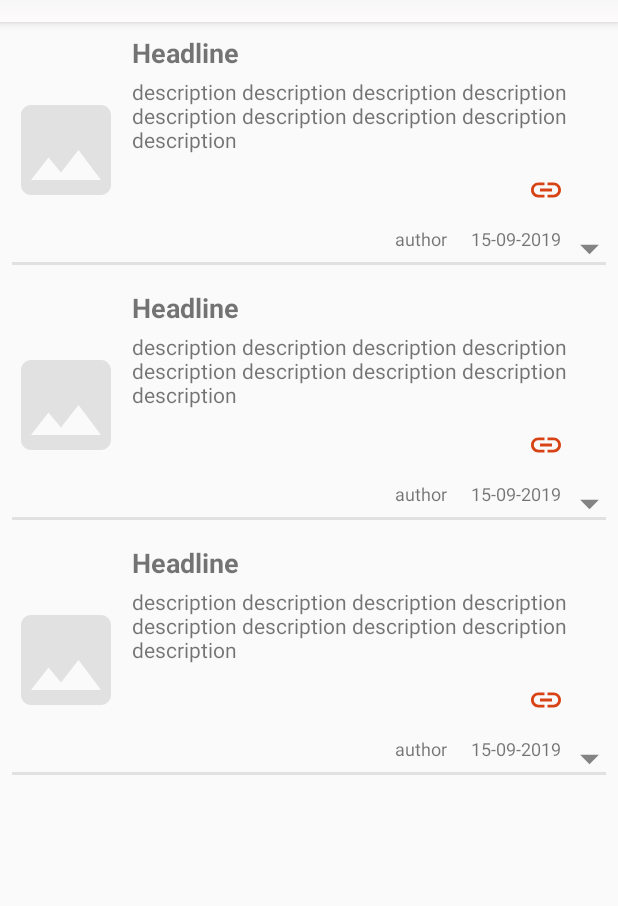
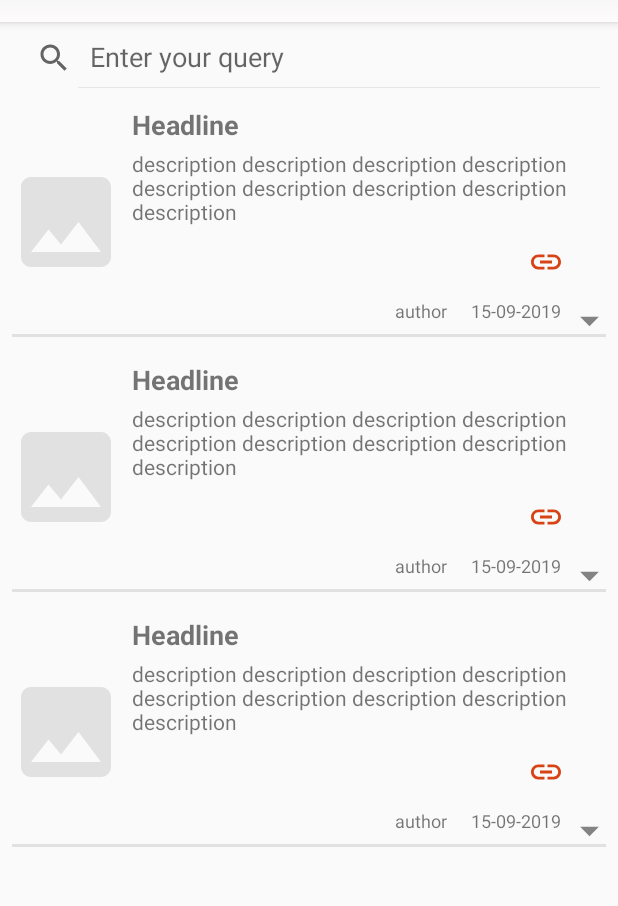
Before and after one commit to Falsokun/NewsMVVM, an Android app: the layout activity_main.xml on its own in the app's theme, with its tools: preview values and no code run, on a phone screen of 412 x 824 dp, the part 62-968 px from its top. Run offline under Robolectric (Android 15) with nearby library versions, the phone set to English and light mode, and no system bars; network calls fail.

Commit message:
v1.00.190616

```diff
--- a/app/src/main/java/com/falso/news/mvvm/Utils.java
+++ b/app/src/main/java/com/falso/news/mvvm/Utils.java
@@ -4,6 +4,12 @@ public class Utils {
 
     public static int DEFAULT_PAGE_SIZE = 10;
     public static int DEFAULT_PAGE = 1;
+
+    //idk is it necessary or not to do only one topic, but let it be
     public static String DEFAULT_TOPIC = "sports";
 
+    public static String getString(int stringResourceId) {
+        return App.getInstance().getApplicationContext().getString(stringResourceId);
+    }
+
 }
--- a/app/src/main/java/com/falso/news/mvvm/adapter/NewsAdapterDiffUtil.java
+++ b/app/src/main/java/com/falso/news/mvvm/adapter/NewsAdapterDiffUtil.java
@@ -12,7 +12,7 @@ public class NewsAdapterDiffUtil extends DiffUtil.Callback {
     private ArrayList<News> oldData;
     private ArrayList<News> newData;
 
-    public NewsAdapterDiffUtil(ArrayList<News> oldData, ArrayList<News> newData) {
+    NewsAdapterDiffUtil(ArrayList<News> oldData, ArrayList<News> newData) {
         this.oldData = oldData;
         this.newData = newData;
     }
--- a/app/src/main/java/com/falso/news/mvvm/repository/DataRepository.java
+++ b/app/src/main/java/com/falso/news/mvvm/repository/DataRepository.java
@@ -11,9 +11,11 @@ import io.reactivex.schedulers.Schedulers;
 
 public class DataRepository {
 
-    public static Disposable getNews(int page, Executor<ArrayList<News>> onDataReceived, Executor<Throwable> onError) {
+    public static Disposable getNews(int page, String query,
+                                     Executor<ArrayList<News>> onDataReceived,
+                                     Executor<Throwable> onError) {
         return App.getApi()
-                .newsList(Utils.DEFAULT_TOPIC, Utils.DEFAULT_PAGE_SIZE, page)
+                .newsList(query, Utils.DEFAULT_PAGE_SIZE, page)
                 .subscribeOn(Schedulers.newThread())
                 .subscribe(x -> {
                     if (onDataReceived != null) {
--- a/app/src/main/res/layout/activity_main.xml
+++ b/app/src/main/res/layout/activity_main.xml
@@ -14,13 +14,22 @@
             android:layout_width="match_parent"
             android:layout_height="match_parent">
 
+            <androidx.appcompat.widget.SearchView
+                android:id="@+id/search"
+                android:layout_width="match_parent"
+                android:layout_height="wrap_content"
+                android:padding="@dimen/padding_sm"
+                app:iconifiedByDefault="false"
+                app:layout_constraintTop_toBottomOf="@+id/appbar"
+                app:queryHint="@string/search_hint" />
+
             <androidx.recyclerview.widget.RecyclerView
                 android:id="@+id/news_list_rv"
                 android:layout_width="match_parent"
                 android:layout_height="0dp"
                 android:scrollbars="vertical"
                 app:layout_constraintBottom_toBottomOf="parent"
-                app:layout_constraintTop_toBottomOf="@+id/appbar"
+                app:layout_constraintTop_toBottomOf="@+id/search"
                 tools:listitem="@layout/item_news" />
 
             <com.google.android.material.appbar.AppBarLayout
--- a/app/src/main/res/layout/item_news.xml
+++ b/app/src/main/res/layout/item_news.xml
@@ -7,10 +7,21 @@
     <androidx.constraintlayout.widget.ConstraintLayout
         android:layout_width="match_parent"
         android:layout_height="wrap_content"
+        android:background="?attr/selectableItemBackground"
         android:clickable="true"
         android:focusable="true"
-        android:foreground="?attr/selectableItemBackground"
-        android:padding="4dp">
+        android:padding="@dimen/padding_sm">
+
+        <ImageButton
+            android:id="@+id/link"
+            style="@style/Widget.AppCompat.Button.Borderless"
+            android:layout_width="wrap_content"
+            android:layout_height="wrap_content"
+            android:tint="@color/colorAccent"
+            android:visibility="@{news.expanded ? View.VISIBLE : View.GONE}"
+            app:layout_constraintRight_toRightOf="parent"
+            app:layout_constraintTop_toBottomOf="@+id/description"
+            app:srcCompat="@drawable/ic_link" />
 
         <ImageView
             android:id="@+id/img"
@@ -21,31 +32,20 @@
             app:layout_constraintTop_toTopOf="parent"
             tools:src="@drawable/ic_image_loading" />
 
-        <ImageButton
-            android:id="@+id/link"
-            style="@style/Widget.AppCompat.Button.Borderless"
-            android:layout_width="wrap_content"
-            android:layout_height="wrap_content"
-            app:srcCompat="@drawable/ic_link"
-            android:tint="@color/colorAccent"
-            android:visibility="@{news.expanded ? View.VISIBLE : View.GONE}"
-            app:layout_constraintRight_toRightOf="parent"
-            app:layout_constraintTop_toBottomOf="@+id/description" />
-
         <ImageView
             android:id="@+id/expand"
             android:layout_width="30dp"
             android:layout_height="30dp"
-            app:srcCompat="@drawable/ic_expand"
+            android:rotation="@{news.expanded ? 180 : 0}"
             app:layout_constraintRight_toRightOf="parent"
-            android:rotation="@{news.expanded ? 180 : 0}"
-            app:layout_constraintTop_toBottomOf="@+id/link" />
+            app:layout_constraintTop_toBottomOf="@+id/link"
+            app:srcCompat="@drawable/ic_expand" />
 
         <TextView
             android:id="@+id/description"
             android:layout_width="0dp"
             android:layout_height="wrap_content"
-            android:layout_margin="4dp"
+            android:layout_margin="@dimen/margin_sm"
             android:ellipsize="end"
             android:maxLines="@{news.expanded ? Integer.MAX_VALUE : 2}"
             android:text="@{news.description}"
@@ -58,9 +58,10 @@
             android:id="@+id/date"
             android:layout_width="wrap_content"
             android:layout_height="wrap_content"
-            android:layout_marginRight="4dp"
+            android:layout_marginEnd="@dimen/margin_sm"
+            android:maxLines="1"
             android:text="@{news.simpleDate}"
-            android:textSize="12sp"
+            android:textSize="@dimen/text_sm"
             app:layout_constraintRight_toLeftOf="@+id/expand"
             app:layout_constraintTop_toBottomOf="@+id/link"
             tools:text="15-09-2019" />
@@ -69,12 +70,13 @@
             android:id="@+id/author"
             android:layout_width="0dp"
             android:layout_height="wrap_content"
-            android:layout_marginRight="16dp"
+            android:layout_marginEnd="@dimen/margin_std"
+            android:ellipsize="end"
+            android:gravity="end"
+            android:maxLines="1"
             android:text="@{news.author}"
+            android:textSize="@dimen/text_sm"
             app:layout_constraintLeft_toRightOf="@+id/img"
-            android:gravity="end"
-            android:textSize="12sp"
-            android:ellipsize="end"
             app:layout_constraintRight_toLeftOf="@+id/date"
             app:layout_constraintTop_toBottomOf="@+id/link"
             tools:text="author" />
@@ -83,9 +85,9 @@
             android:id="@+id/title"
             android:layout_width="0dp"
             android:layout_height="wrap_content"
-            android:layout_margin="4dp"
+            android:layout_margin="@dimen/margin_sm"
             android:text="@{news.title}"
-            android:textSize="18sp"
+            android:textSize="@dimen/text_lrg"
             android:textStyle="bold"
             app:layout_constraintLeft_toRightOf="@+id/img"
             app:layout_constraintRight_toRightOf="parent"
@@ -95,17 +97,17 @@
         <View
             android:layout_width="match_parent"
             android:layout_height="2dp"
-            android:layout_margin="4dp"
+            android:layout_margin="@dimen/margin_sm"
             android:background="@color/item_divider"
             app:layout_constraintBottom_toBottomOf="parent" />
     </androidx.constraintlayout.widget.ConstraintLayout>
 
     <data>
 
+        <import type="android.view.View" />
+
         <variable
             name="news"
             type="com.falso.news.mvvm.pojo.News" />
-
-        <import type="android.view.View" />
     </data>
 </layout>
--- /dev/null
+++ b/app/src/main/res/values/dimens.xml
@@ -0,0 +1,9 @@
+<?xml version="1.0" encoding="utf-8"?>
+<resources>
+    <dimen name="padding_sm">4dp</dimen>
+
+    <dimen name="text_sm">12sp</dimen>
+    <dimen name="margin_sm">4dp</dimen>
+    <dimen name="margin_std">16dp</dimen>
+    <dimen name="text_lrg">18sp</dimen>
+</resources>
--- a/app/src/main/res/values/strings.xml
+++ b/app/src/main/res/values/strings.xml
@@ -1,3 +1,12 @@
 <resources>
-    <string name="app_name">News.MVVM</string>
+    <string name="app_name" translatable="false">News.MVVM</string>
+
+    <string name="search_hint">Enter your query</string>
+
+    <string name="err_no_internet">Please, check your internet connection and retry</string>
+    <string name="err">Error!</string>
+    <string name="err_declined">Access denied</string>
+    <!-- Для примера еще несколько ошибок-->
+    <string name="err_unauthorized">User is not authorized</string>
+    <string name="err_too_many_requests">Too much queries! Try again later</string>
 </resources>
```
Also changed, not shown: app/build.gradle (+2 -7 lines), app/src/main/java/com/falso/news/mvvm/App.java (+11 -5 lines), app/src/main/java/com/falso/news/mvvm/adapter/NewsAdapter.java (+6 -6 lines), app/src/main/java/com/falso/news/mvvm/mvvm/view/MainActivity.java (+23 -13 lines), app/src/main/java/com/falso/news/mvvm/mvvm/viewModel/BaseViewModel.java (+26 -1 lines), app/src/main/java/com/falso/news/mvvm/mvvm/viewModel/MainActivityViewModel.java (+22 -11 lines), app/src/main/java/com/falso/news/mvvm/pojo/News.java (+6 -7 lines), app/src/main/java/com/falso/news/mvvm/pojo/NewsContainer.java (+1 -10 lines), app/src/main/res/layout/activity_splash.xml (+5 -5 lines), app/src/main/res/layout/include_error.xml (+7 -8 lines), app/src/main/res/layout/item_progress.xml (+4 -3 lines), app/src/main/res/drawable/ic_error.xml (renamed from app/src/main/res/drawable/ic_error_outline_black_24dp.xml), 1 other file.
